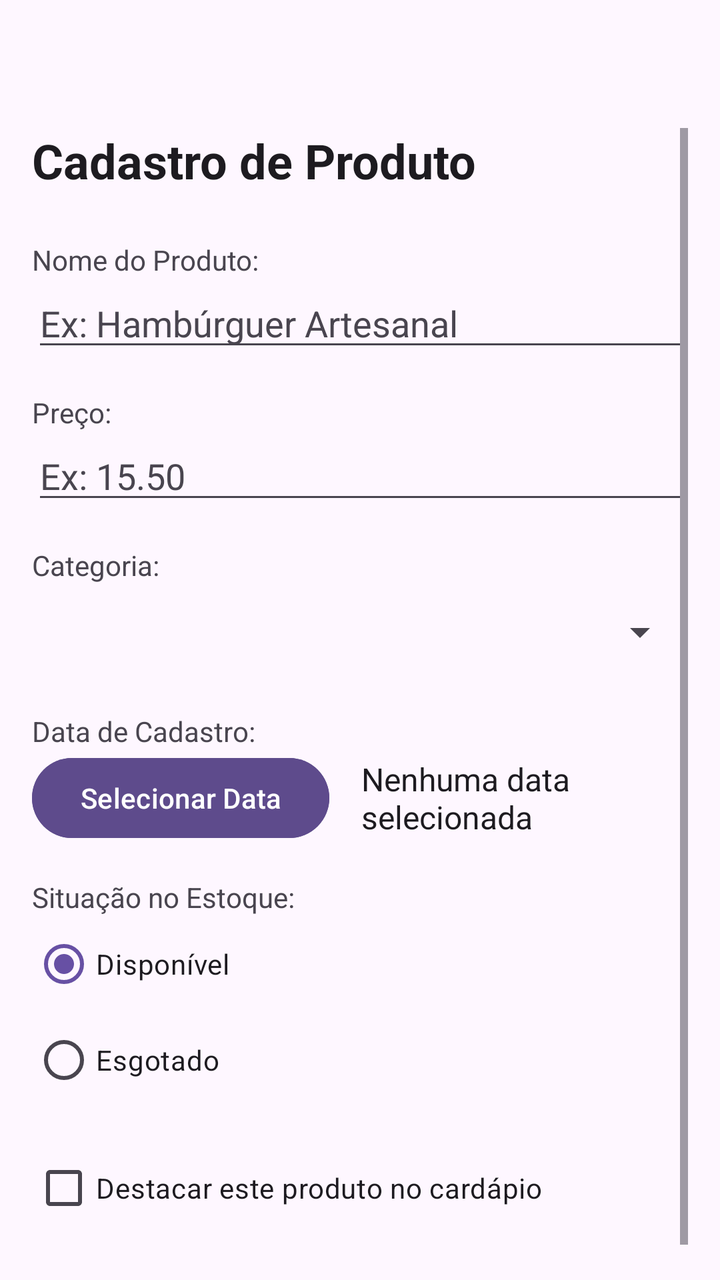
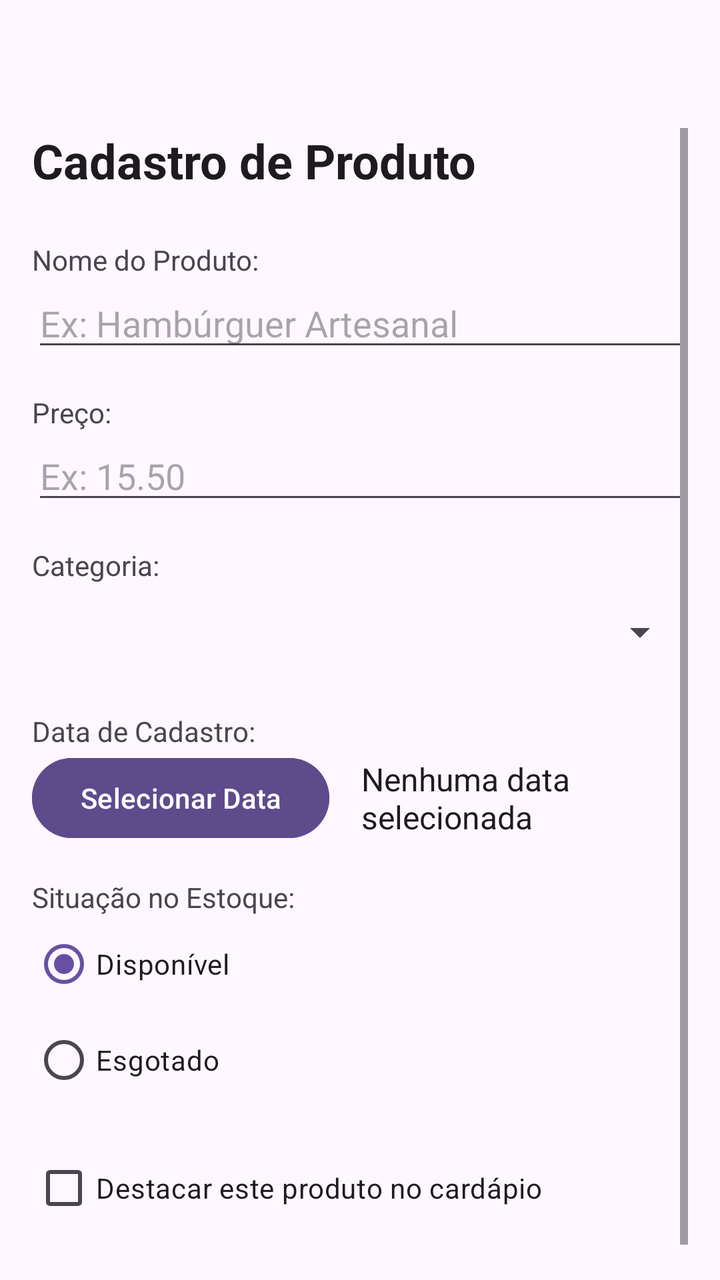

An Android layout rendered at two revisions. The XML below is the earlier revision; the diff shows what the commit changed to produce the second picture.
<!-- AndroidManifest.xml: application theme Theme.GestaoLanchonete -->
<!-- res/layout/activity_cadastro_produto.xml -->
<?xml version="1.0" encoding="utf-8"?>
<ScrollView xmlns:android="http://schemas.android.com/apk/res/android"
    android:layout_width="match_parent"
    android:layout_height="match_parent"
    android:background="?android:attr/colorBackground"
    android:paddingStart="16dp"
    android:paddingEnd="16dp"
    android:paddingBottom="16dp"
    android:paddingTop="?attr/actionBarSize">

    <LinearLayout
        android:layout_width="match_parent"
        android:layout_height="wrap_content"
        android:orientation="vertical">

        <TextView
            android:layout_width="match_parent"
            android:layout_height="wrap_content"
            android:text="Cadastro de Produto"
            android:textColor="?android:attr/textColorPrimary"
            android:textSize="24sp"
            android:textStyle="bold"
            android:layout_marginBottom="24dp" />

        <TextView
            android:layout_width="wrap_content"
            android:layout_height="wrap_content"
            android:text="Nome do Produto:"
            android:textColor="?android:attr/textColorSecondary" />

        <EditText
            android:id="@+id/editNomeProduto"
            android:layout_width="match_parent"
            android:layout_height="wrap_content"
            android:hint="Ex: Hambúrguer Artesanal"
            android:textColor="?android:attr/textColorPrimary"
            android:textColorHint="?android:attr/textColorSecondary"
            android:inputType="textCapWords"
            android:layout_marginBottom="16dp" />

        <TextView
            android:layout_width="wrap_content"
            android:layout_height="wrap_content"
            android:text="Preço:"
            android:textColor="?android:attr/textColorSecondary" />

        <EditText
            android:id="@+id/editPrecoProduto"
            android:layout_width="match_parent"
            android:layout_height="wrap_content"
            android:hint="Ex: 15.50"
            android:textColor="?android:attr/textColorPrimary"
            android:textColorHint="?android:attr/textColorSecondary"
            android:inputType="numberDecimal"
            android:layout_marginBottom="16dp" />

        <TextView
            android:layout_width="wrap_content"
            android:layout_height="wrap_content"
            android:text="Categoria:"
            android:textColor="?android:attr/textColorSecondary" />

        <Spinner
            android:id="@+id/spinnerCategoria"
            android:layout_width="match_parent"
            android:layout_height="48dp"
            android:layout_marginBottom="16dp" />

        <TextView
            android:layout_width="wrap_content"
            android:layout_height="wrap_content"
            android:text="Data de Cadastro:"
            android:textColor="?android:attr/textColorSecondary" />

        <LinearLayout
            android:layout_width="match_parent"
            android:layout_height="wrap_content"
            android:orientation="horizontal"
            android:gravity="center_vertical"
            android:layout_marginBottom="16dp">

            <Button
                android:id="@+id/btnSelecionarData"
                android:layout_width="wrap_content"
                android:layout_height="wrap_content"
                android:text="Selecionar Data"
                android:backgroundTint="#5E4B8C"
                android:textColor="#FFFFFF"/>

            <TextView
                android:id="@+id/textDataSelecionada"
                android:layout_width="wrap_content"
                android:layout_height="wrap_content"
                android:layout_marginStart="16dp"
                android:text="Nenhuma data selecionada"
                android:textSize="16sp"
                android:textColor="?android:attr/textColorPrimary"/>
        </LinearLayout>

        <TextView
            android:layout_width="wrap_content"
            android:layout_height="wrap_content"
            android:text="Situação no Estoque:"
            android:textColor="?android:attr/textColorSecondary" />

        <RadioGroup
            android:id="@+id/radioGroupStatus"
            android:layout_width="match_parent"
            android:layout_height="wrap_content"
            android:layout_marginBottom="16dp">

            <RadioButton
                android:id="@+id/radioDisponivel"
                android:layout_width="wrap_content"
                android:layout_height="wrap_content"
                android:textColor="?android:attr/textColorPrimary"
                android:text="Disponível"
                android:checked="true"/>

            <RadioButton
                android:id="@+id/radioEsgotado"
                android:layout_width="wrap_content"
                android:layout_height="wrap_content"
                android:textColor="?android:attr/textColorPrimary"
                android:text="Esgotado"/>
        </RadioGroup>

        <CheckBox
            android:id="@+id/checkDestaque"
            android:layout_width="wrap_content"
            android:layout_height="wrap_content"
            android:textColor="?android:attr/textColorPrimary"
            android:text="Destacar este produto no cardápio"
            android:layout_marginBottom="24dp"/>

    </LinearLayout>
</ScrollView>
<!-- resources referenced by this layout -->
<resources>
  <style name="Theme.GestaoLanchonete" parent="Base.Theme.GestaoLanchonete" />
  <style name="Base.Theme.GestaoLanchonete" parent="Theme.Material3.DayNight">
          
          
      </style>
</resources>

<!-- the commit's change to res/layout/activity_cadastro_produto.xml (unified diff, before → after) -->
@@ -34,7 +34,7 @@
             android:layout_height="wrap_content"
             android:hint="Ex: Hambúrguer Artesanal"
             android:textColor="?android:attr/textColorPrimary"
-            android:textColorHint="?android:attr/textColorSecondary"
+            android:textColorHint="?android:attr/textColorHint"
             android:inputType="textCapWords"
             android:layout_marginBottom="16dp" />
 
@@ -50,7 +50,7 @@
             android:layout_height="wrap_content"
             android:hint="Ex: 15.50"
             android:textColor="?android:attr/textColorPrimary"
-            android:textColorHint="?android:attr/textColorSecondary"
+            android:textColorHint="?android:attr/textColorHint"
             android:inputType="numberDecimal"
             android:layout_marginBottom="16dp" />
 
